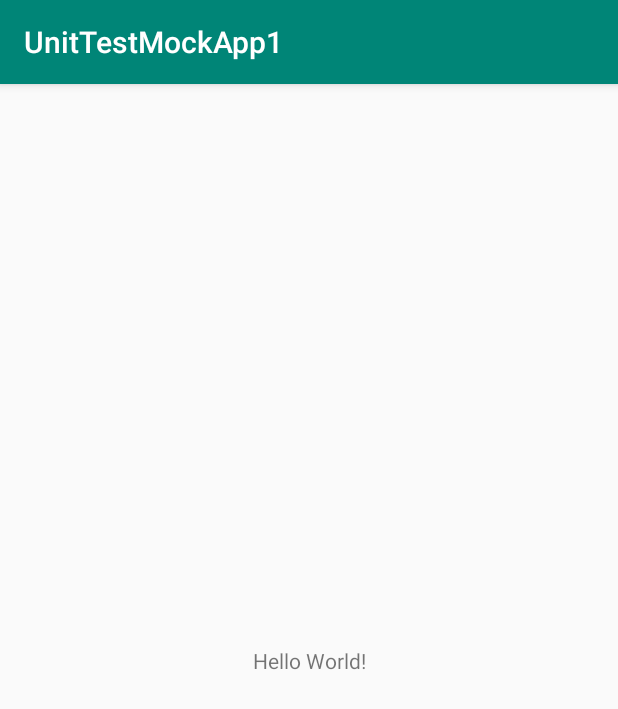
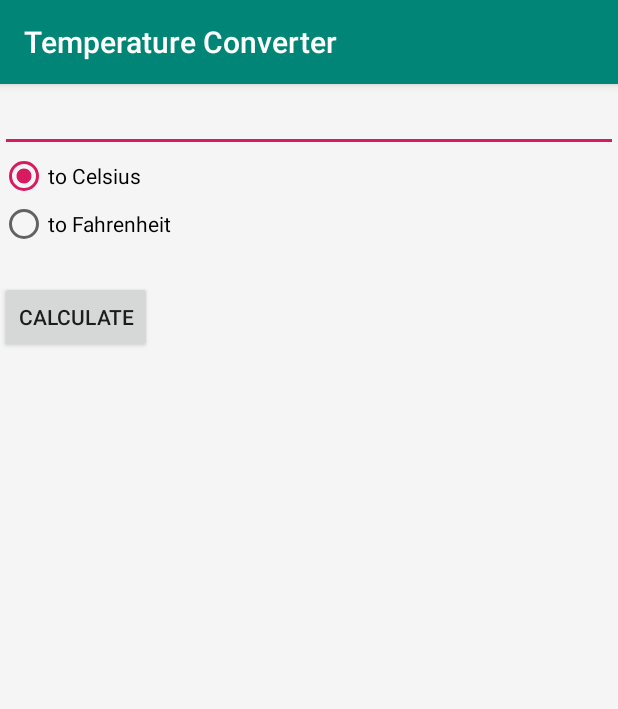
Before and after one commit to mohanrajsambath/MyUnitTestApp, an Android app: the screen it shows after launch (MainActivity), on a phone screen of 412 x 824 dp. Shown: the top 709 px of the screen. Run offline under Robolectric (Android 15) with nearby library versions, the phone set to English and light mode, and no system bars.

Commit message:
Created Temprature Converter Module.

```diff
--- a/app/src/main/res/layout/activity_main.xml
+++ b/app/src/main/res/layout/activity_main.xml
@@ -6,13 +6,53 @@
     android:layout_height="match_parent"
     tools:context=".MainActivity">
 
-    <TextView
-        android:layout_width="wrap_content"
-        android:layout_height="wrap_content"
-        android:text="Hello World!"
+
+    <LinearLayout
+        android:layout_width="match_parent"
+        android:layout_height="match_parent"
+        android:orientation="vertical"
         app:layout_constraintBottom_toBottomOf="parent"
         app:layout_constraintLeft_toLeftOf="parent"
         app:layout_constraintRight_toRightOf="parent"
-        app:layout_constraintTop_toTopOf="parent" />
+        app:layout_constraintTop_toTopOf="parent"
+        android:background="@color/myColor">
+
+
+        <EditText
+            android:id="@+id/inputValue"
+            android:layout_width="match_parent"
+            android:layout_height="wrap_content"
+            android:ems="10"
+            android:inputType="numberSigned|numberDecimal"
+            android:autofillHints="Enter Value" />
+
+        <RadioGroup
+            android:id="@+id/radioGroup1"
+            android:layout_width="wrap_content"
+            android:layout_height="wrap_content">
+
+            <RadioButton
+                android:id="@+id/radio0"
+                android:layout_width="wrap_content"
+                android:layout_height="wrap_content"
+                android:checked="true"
+                android:text="@string/celsius" />
+            <!--android:checked="false"-->
+            <RadioButton
+                android:id="@+id/radio1"
+                android:layout_width="wrap_content"
+                android:layout_height="wrap_content"
+                android:text="@string/fahrenheit" />
+        </RadioGroup>
+
+        <Button
+            android:id="@+id/button1"
+            android:layout_width="wrap_content"
+            android:layout_height="wrap_content"
+            android:layout_marginTop="22dp"
+            android:text="@string/calc"
+            android:onClick="onClick"/>
+
+    </LinearLayout>
 
 </android.support.constraint.ConstraintLayout>
--- a/app/src/main/res/values/colors.xml
+++ b/app/src/main/res/values/colors.xml
@@ -3,4 +3,5 @@
     <color name="colorPrimary">#008577</color>
     <color name="colorPrimaryDark">#00574B</color>
     <color name="colorAccent">#D81B60</color>
+    <color name="myColor">#F5F5F5</color>
 </resources>
--- a/app/src/main/res/values/strings.xml
+++ b/app/src/main/res/values/strings.xml
@@ -1,3 +1,11 @@
 <resources>
-    <string name="app_name">UnitTestMockApp1</string>
+    <!--<string name="app_name">UnitTestMockApp1</string>-->
+    <string name="app_name" translatable="false">Temperature Converter</string>
+    <string name="action_settings" translatable="false">Settings</string>
+    <string name="hello_world" translatable="false">Hello world!</string>
+
+    <string name="celsius" translatable="false">to Celsius</string>
+    <string name="fahrenheit" translatable="false">to Fahrenheit</string>
+    <string name="calc" translatable="false">Calculate</string>
+
 </resources>
```
Also changed, not shown: app/src/main/java/mohan/com/unittestmockapp1/ConverterUtil.java (added, +27 -0 lines), app/src/main/java/mohan/com/unittestmockapp1/MainActivity.java (+35 -0 lines), 1 other file.
